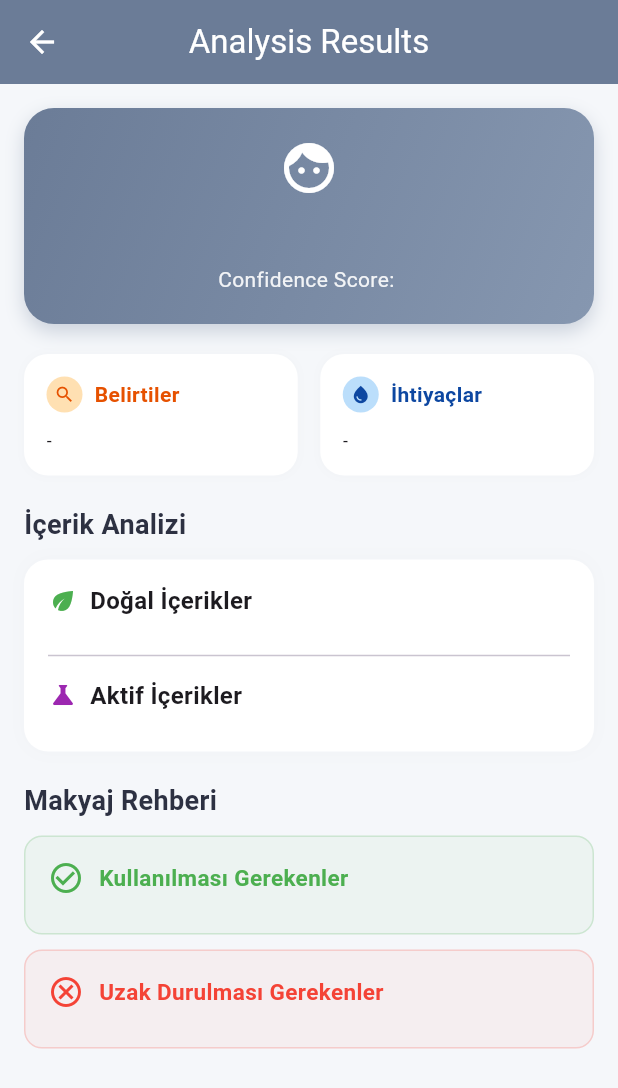
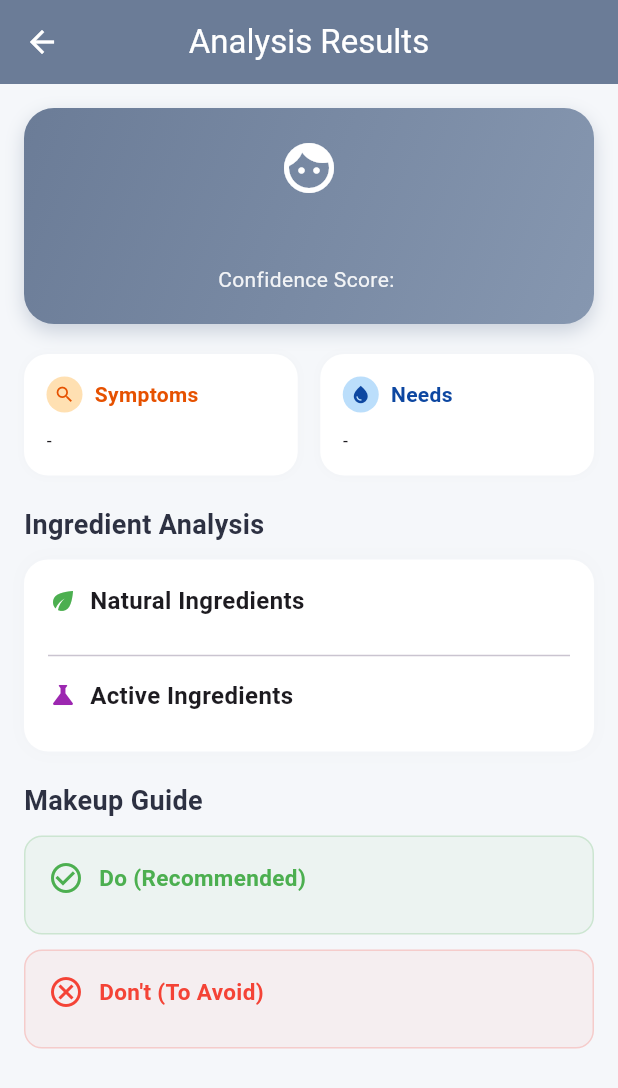
Before and after one commit to egeKsl/skin_type_app, a Flutter app: the ScanDetailScreen screen opened directly with empty values, on a phone screen of 412 x 824 dp. Shown: the top 1088 px of the screen. Run offline on Flutter 3.47's test engine with Material 3 defaults, Android fonts, the phone set to English and light mode, and no system bars; our stand-ins replace camera, cloud_firestore, firebase_auth, firebase_core, image_picker, permission_handler and 1 more; missing offline and left inert: google_mlkit_face_detection; accounts and stored records are empty.

Commit message:
favorite and scan detail screen was translated to english

```diff
--- a/lib/features/favorite ingredients/views/screens/favorite_ingredients_screen.dart
+++ b/lib/features/favorite ingredients/views/screens/favorite_ingredients_screen.dart
@@ -1,7 +1,7 @@
 import 'package:flutter/material.dart';
 import 'package:skin_type_app/common/widgets/top_menu_overlay.dart';
 import 'package:skin_type_app/core/services/scan_service.dart';
-import 'package:skin_type_app/models/scan_model.dart';
+//import 'package:skin_type_app/models/scan_model.dart';
 import '../widgets/ingredient_item_card.dart';
 
 class FavoriteIngredientsScreen extends StatefulWidget {
@@ -26,7 +26,7 @@ class _FavoriteIngredientsScreenState extends State<FavoriteIngredientsScreen> {
     _loadLatestScan();
   }
 
-  // Favorilerin bağlı olduğu en son tarama ID'sini yakalıyoruz
+  // Capturing the latest scan ID that favorites are linked to
   void _loadLatestScan() {
     _scanService.getRecentScans(1).listen((scans) {
       if (scans.isNotEmpty && mounted) {
@@ -54,7 +54,7 @@ class _FavoriteIngredientsScreenState extends State<FavoriteIngredientsScreen> {
     );
   }
 
-  // Mor Gradyan Başlık Alanı
+  // Purple Gradient Header Area
   Widget _buildHeader() {
     return Container(
       width: double.infinity,
@@ -77,7 +77,7 @@ class _FavoriteIngredientsScreenState extends State<FavoriteIngredientsScreen> {
                 child: const Icon(Icons.arrow_back, color: Colors.white),
               ),
               const Text(
-                "Favori İçerikler",
+                "Favorite Ingredients",
                 style: TextStyle(
                   color: Colors.white,
                   fontSize: 18,
@@ -100,7 +100,7 @@ class _FavoriteIngredientsScreenState extends State<FavoriteIngredientsScreen> {
       padding: const EdgeInsets.all(16.0),
       child: Column(
         children: [
-          // Arama Çubuğu
+          // Search Bar
           Container(
             padding: const EdgeInsets.symmetric(horizontal: 15),
             decoration: BoxDecoration(
@@ -113,14 +113,14 @@ class _FavoriteIngredientsScreenState extends State<FavoriteIngredientsScreen> {
                   setState(() => _searchQuery = val.toLowerCase()),
               decoration: const InputDecoration(
                 icon: Icon(Icons.search, color: Colors.grey),
-                hintText: "İçeriklerde ara...",
+                hintText: "Search ingredients...",
                 border: InputBorder.none,
               ),
             ),
           ),
           const SizedBox(height: 20),
 
-          // Kimyasal / Doğal Seçici (Tab)
+          // Chemical / Natural Selector (Tab)
           Container(
             padding: const EdgeInsets.all(4),
             decoration: BoxDecoration(
@@ -129,14 +129,14 @@ class _FavoriteIngredientsScreenState extends State<FavoriteIngredientsScreen> {
             ),
             child: Row(
               children: [
-                _buildTabButton("Kimyasal\nİçerikler", true),
-                _buildTabButton("Doğal\nİçerikler", false),
+                _buildTabButton("Chemical\nIngredients", true),
+                _buildTabButton("Natural\nIngredients", false),
               ],
             ),
           ),
           const SizedBox(height: 20),
 
-          // Firestore Veri Listesi
+          // Firestore Data List
           Expanded(
             child: StreamBuilder<List<Map<String, dynamic>>>(
               stream: _scanService.getFavorites(
@@ -150,7 +150,7 @@ class _FavoriteIngredientsScreenState extends State<FavoriteIngredientsScreen> {
 
                 final docs = snapshot.data ?? [];
 
-                // Arama Filtrelemesi
+                // Search Filtering
                 final filteredDocs = docs.where((doc) {
                   final name = (doc['isim'] ?? "").toString().toLowerCase();
                   return name.contains(_searchQuery);
@@ -160,8 +160,8 @@ class _FavoriteIngredientsScreenState extends State<FavoriteIngredientsScreen> {
                   return Center(
                     child: Text(
                       _searchQuery.isEmpty
-                          ? "Henüz favori yok."
-                          : "Sonuç bulunamadı.",
+                          ? "No favorites yet."
+                          : "No results found.",
                       style: const TextStyle(color: Colors.grey),
                     ),
                   );
@@ -172,18 +172,19 @@ class _FavoriteIngredientsScreenState extends State<FavoriteIngredientsScreen> {
                   itemCount: filteredDocs.length,
                   itemBuilder: (context, index) {
                     final item = filteredDocs[index];
-                    final String name = item['isim'] ?? "Bilinmiyor";
+                    final String name = item['isim'] ?? "Unknown";
 
                     return IngredientItemCard(
                       title: name,
-                      description: item['ai_analizi'] ?? "Analiz mevcut değil.",
+                      description:
+                          item['ai_analizi'] ?? "Analysis not available.",
                       icon: _isChemicalSelected ? Icons.science : Icons.eco,
                       iconColor: _isChemicalSelected
                           ? const Color(0xFF9575CD)
                           : const Color(0xFF4CAF50),
                       tags: List<String>.from(item['temel_faydalar'] ?? []),
                       onRemove: () async {
-                        // Canvas üzerindeki removeFavorite metodunu çağırıyoruz
+                        // Calling the removeFavorite method on Canvas
                         await _scanService.removeFavorite(
                           scanId: _latestScanId!,
                           collectionName: _isChemicalSelected
--- a/lib/features/scan details/views/screens/scan_detail_screen.dart
+++ b/lib/features/scan details/views/screens/scan_detail_screen.dart
@@ -25,7 +25,7 @@ class ScanDetailScreen extends StatelessWidget {
         child: Column(
           crossAxisAlignment: CrossAxisAlignment.start,
           children: [
-            // 1. ÖZET KARTI (Cilt Tipi ve Yüzde)
+            // 1. SUMMARY CARD (Skin Type and Percentage)
             Container(
               width: double.infinity,
               padding: const EdgeInsets.all(20),
@@ -70,13 +70,13 @@ class ScanDetailScreen extends StatelessWidget {
             ),
             const SizedBox(height: 20),
 
-            // 2. BELİRTİLER VE İHTİYAÇLAR (Yan Yana)
+            // 2. SYMPTOMS AND NEEDS (Side by Side)
             Row(
               crossAxisAlignment: CrossAxisAlignment.start,
               children: [
                 Expanded(
                   child: _buildInfoCard(
-                    title: "Belirtiler",
+                    title: "Symptoms",
                     items: scanResult.belirtiler,
                     icon: Icons.search,
                     color: Colors.orange.shade100,
@@ -86,7 +86,7 @@ class ScanDetailScreen extends StatelessWidget {
                 const SizedBox(width: 15),
                 Expanded(
                   child: _buildInfoCard(
-                    title: "İhtiyaçlar",
+                    title: "Needs",
                     items: scanResult.ihtiyaclar,
                     icon: Icons.water_drop,
                     color: Colors.blue.shade100,
@@ -97,8 +97,8 @@ class ScanDetailScreen extends StatelessWidget {
             ),
             const SizedBox(height: 20),
 
-            // 3. İÇERİK ANALİZİ (Doğal vs Kimyasal)
-            _buildSectionHeader("İçerik Analizi"),
+            // 3. INGREDIENT ANALYSIS (Natural vs Chemical)
+            _buildSectionHeader("Ingredient Analysis"),
             const SizedBox(height: 10),
             Container(
               padding: const EdgeInsets.all(16),
@@ -114,16 +114,16 @@ class ScanDetailScreen extends StatelessWidget {
               ),
               child: Column(
                 children: [
-                  // Yeni yapıya göre List<dynamic> (Map listesi) gönderiliyor
+                  // Sent as List<dynamic> (Map list) according to the new structure
                   _buildIngredientRow(
-                    "Doğal İçerikler",
+                    "Natural Ingredients",
                     scanResult.dogalIcerikler,
                     Icons.eco,
                     Colors.green,
                   ),
                   const Divider(height: 30),
                   _buildIngredientRow(
-                    "Aktif İçerikler",
+                    "Active Ingredients",
                     scanResult.kimyasalIcerikler,
                     Icons.science,
                     Colors.purple,
@@ -133,18 +133,18 @@ class ScanDetailScreen extends StatelessWidget {
             ),
             const SizedBox(height: 20),
 
-            // 4. MAKYAJ TAVSİYELERİ
-            _buildSectionHeader("Makyaj Rehberi"),
+            // 4. MAKEUP RECOMMENDATIONS
+            _buildSectionHeader("Makeup Guide"),
             const SizedBox(height: 10),
             _buildMakeupCard(
-              "Kullanılması Gerekenler",
+              "Do (Recommended)",
               scanResult.makyajOnerileri,
               Icons.check_circle_outline,
               Colors.green,
             ),
             const SizedBox(height: 10),
             _buildMakeupCard(
-              "Uzak Durulması Gerekenler",
+              "Don't (To Avoid)",
               scanResult.makyajUzakDurulacaklar,
               Icons.cancel_outlined,
               Colors.red,
@@ -156,7 +156,7 @@ class ScanDetailScreen extends StatelessWidget {
     );
   }
 
-  // --- YARDIMCI WIDGET'LAR ---
+  // --- HELPER WIDGETS ---
 
   Widget _buildSectionHeader(String title) {
     return Text(
@@ -220,7 +220,7 @@ class ScanDetailScreen extends StatelessWidget {
     );
   }
 
-  // Yeni Model Yapısına (List<dynamic>) uygun hale getirildi
+  // Adapted to the new Model structure (List<dynamic>)
   Widget _buildIngredientRow(
     String title,
     List<dynamic> items,
@@ -245,7 +245,7 @@ class ScanDetailScreen extends StatelessWidget {
           spacing: 8,
           runSpacing: 8,
           children: items.map((item) {
-            // Her bir item bir Map olduğu için 'isim' alanını çekiyoruz
+            // Since each item is a Map, we extract the 'isim' (name) field
             final String name = item is Map
                 ? (item['isim'] ?? "Unknown")
                 : item.toString();
```
Also changed, not shown: lib/features/favorite ingredients/views/widgets/ingredient_item_card.dart (+12 -12 lines).
